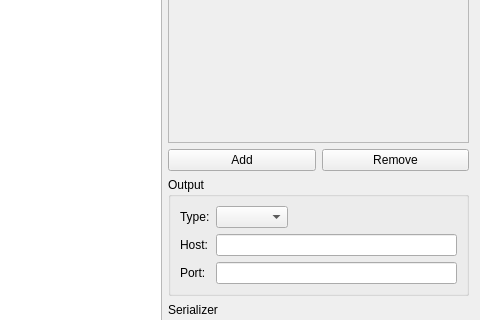
Qt form gui/configeditor.ui (froglogic/tracetool) before a commit; both pictures show x 139 to 619 and y 196 to 516 of the 619 by 633 pixel window.
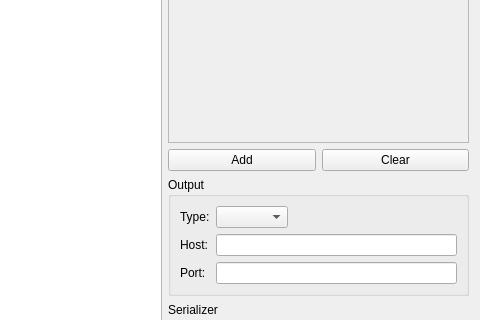
The same form after that commit.

Commit message:
Convert remove filter into clear filters button
RESOLVE:APP-47

The edit to the form file:
```diff
--- a/gui/configeditor.ui
+++ b/gui/configeditor.ui
@@ -169,7 +169,7 @@
      <item>
       <widget class="QPushButton" name="removeFilterButton">
        <property name="text">
-        <string>Remove</string>
+        <string>Clear</string>
        </property>
       </widget>
      </item>
```
Left out of the diff: 2 changed lines with no effect on the pictures. The commit also changes 2 other files.
